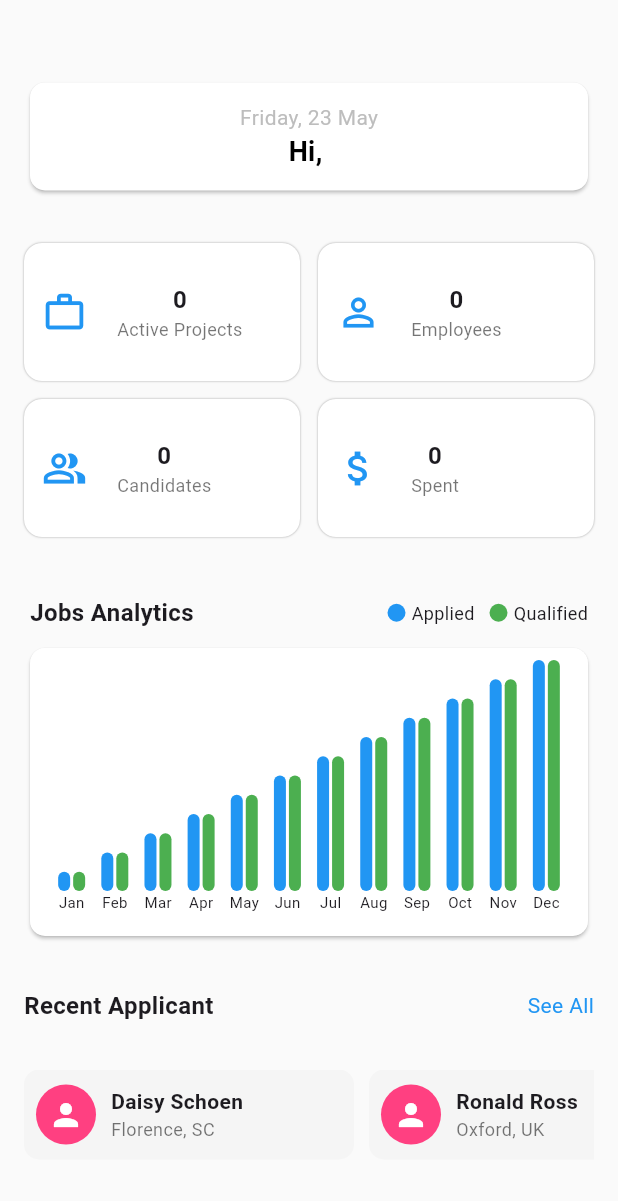
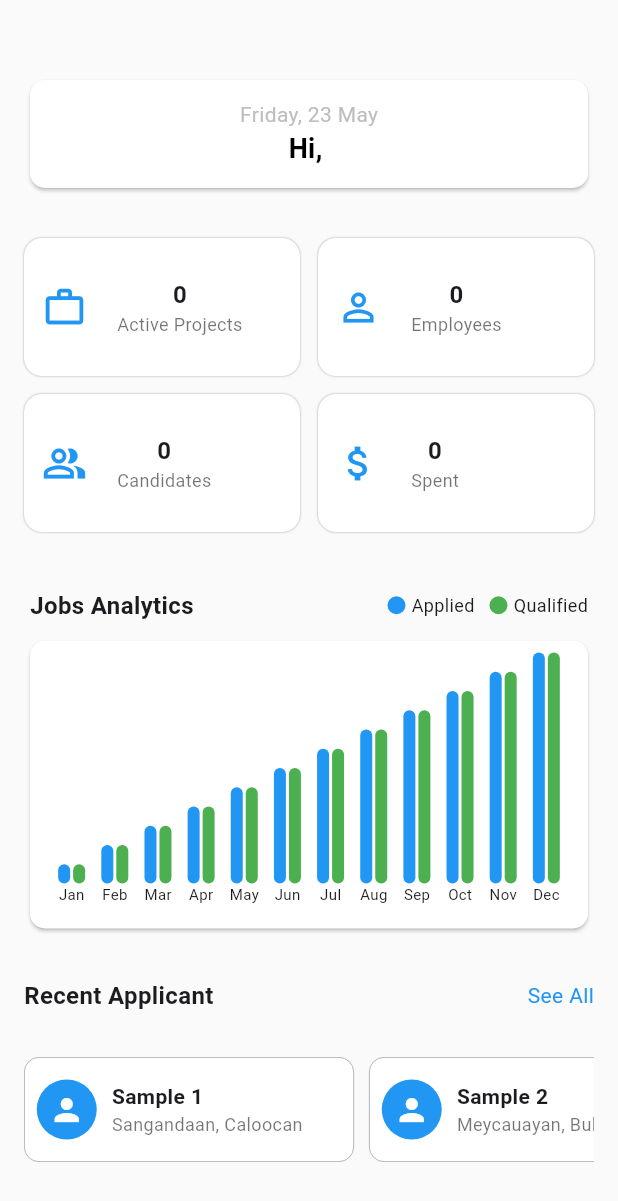
Before and after one commit to Sairusses/ManPower, a Flutter app: the Dashboard screen opened directly, on a phone screen of 412 x 824 dp. Shown: the top 1201 px of the screen. Run offline on Flutter 3.47's test engine with Material 3 defaults, Android fonts, the phone set to English and light mode, and no system bars; drawn by our look-alikes of fl_chart; our stand-ins replace cloud_firestore, device_preview, firebase_auth, firebase_core, fluttertoast; accounts and stored records are empty; generated files the repository leaves out were written again.

Commit message:
adjusted dashboard ui

```diff
--- a/lib/mobile/client/dashboard.dart
+++ b/lib/mobile/client/dashboard.dart
@@ -207,13 +207,13 @@ class _DashboardState extends State<Dashboard> with AutomaticKeepAliveClientMixi
                 ),
 
                 SizedBox(
-                  height: 60,
+                  height: 70,
                   child: ListView(
                     scrollDirection: Axis.horizontal,
                     children: const [
-                      ApplicantCard(name: 'Daisy Schoen', location: 'Florence, SC'),
+                      ApplicantCard(name: 'Sample 1', location: 'Sangandaan, Caloocan'),
                       SizedBox(width: 10),
-                      ApplicantCard(name: 'Ronald Ross', location: 'Oxford, UK'),
+                      ApplicantCard(name: 'Sample 2', location: 'Meycauayan, Bulacan'),
                     ],
                   ),
                 ),
@@ -239,14 +239,18 @@ class ApplicantCard extends StatelessWidget {
       width: 220,
       padding: const EdgeInsets.all(8),
       decoration: BoxDecoration(
-        color: Colors.grey.shade100,
+        color: Colors.white,
         borderRadius: BorderRadius.circular(10),
+        border: Border.all(
+          color: Colors.grey,
+          width: .5,
+        ),
       ),
       child: Row(
         children: [
           const CircleAvatar(
             radius: 20,
-            backgroundColor: Colors.pinkAccent,
+            backgroundColor: Colors.blue,
             child: Icon(Icons.person, color: Colors.white),
           ),
           const SizedBox(width: 10),
```
